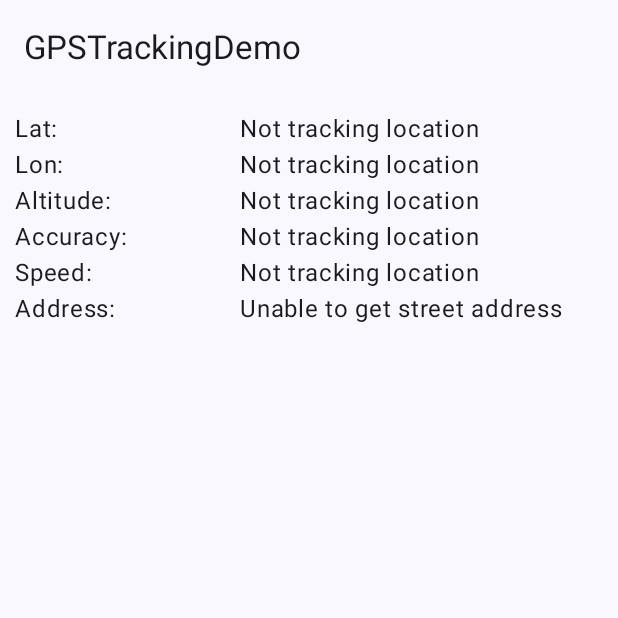
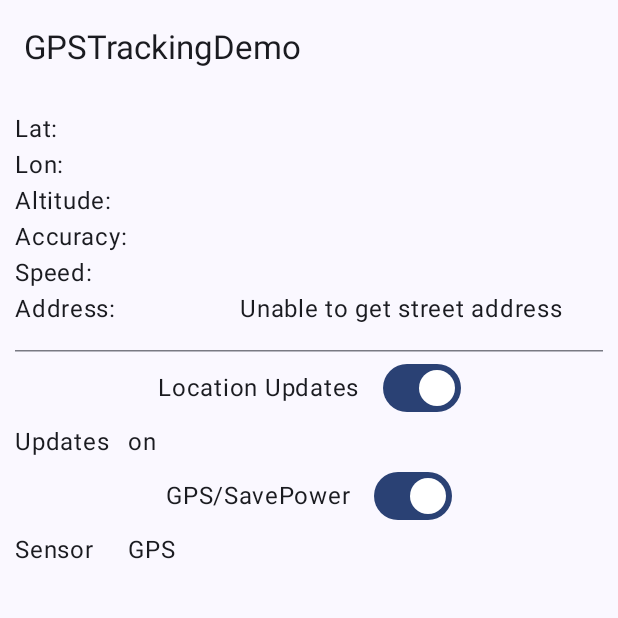
Before and after one commit to SRStott/AndroidAss3Part2, an Android app built with Jetpack Compose: the screen it shows after launch (MainActivity), on a phone screen of 412 x 824 dp, the top half of it. Run offline under Robolectric (Android 15) with nearby library versions, the phone set to English and light mode, and no system bars.

Commit message:
Added location controls

```diff
--- a/app/src/main/java/com/example/ass3part2/LocationViewModel.kt
+++ b/app/src/main/java/com/example/ass3part2/LocationViewModel.kt
@@ -76,7 +76,9 @@ class LocationViewModel(
             .orElse(UNABLE_TO_GET_STREET_ADDRESS)
     }
 
-    val currentLocation: MutableState<Location?> = mutableStateOf(null);
+    val isTracking = mutableStateOf(false)
+    val currentLocationRequest: MutableState<LocationRequest?> = mutableStateOf(null)
+    val currentLocation: MutableState<Location?> = mutableStateOf(null)
     val currentAddress: MutableState<String?> = mutableStateOf(UNABLE_TO_GET_STREET_ADDRESS)
     val locationList = mutableStateListOf<Location>()
 
@@ -132,6 +134,8 @@ class LocationViewModel(
                     locationListener,
                     Looper.getMainLooper()
                 )
+            isTracking.value = true
+            currentLocationRequest.value = locationRequest
         } else {
             throw Assignment3Exception("App does not have location permissions")
         }
@@ -139,6 +143,7 @@ class LocationViewModel(
 
     fun stopListeningLocation() {
         fusedLocationProviderClient.removeLocationUpdates(locationListener)
+        isTracking.value = false
     }
 
     fun useLocationRequest(locationRequest: LocationRequest, context: Context) {
--- a/app/src/main/java/com/example/ass3part2/ui/screens/MainScreen.kt
+++ b/app/src/main/java/com/example/ass3part2/ui/screens/MainScreen.kt
@@ -1,13 +1,19 @@
 package com.example.ass3part2.ui.screens
 
 import android.location.Location
+import androidx.compose.foundation.layout.Arrangement
 import androidx.compose.foundation.layout.Column
 import androidx.compose.foundation.layout.Row
+import androidx.compose.foundation.layout.fillMaxWidth
 import androidx.compose.foundation.layout.padding
 import androidx.compose.foundation.layout.width
+import androidx.compose.material3.HorizontalDivider
+import androidx.compose.material3.Switch
 import androidx.compose.material3.Text
 import androidx.compose.runtime.Composable
+import androidx.compose.ui.Alignment
 import androidx.compose.ui.Modifier
+import androidx.compose.ui.platform.LocalContext
 import androidx.compose.ui.unit.dp
 import com.example.ass3part2.LocationViewModel
 
@@ -19,13 +25,84 @@ fun MainScreen(locationViewModel: LocationViewModel) {
     ) {
         LocationDetails(
             location = locationViewModel.currentLocation.value,
-            locationViewModel.currentAddress.value
+            locationViewModel.currentAddress.value,
+            locationViewModel.isTracking.value
         )
+
+        HorizontalDivider(modifier = Modifier.padding(top = 15.dp))
+
+        LocationControls(locationViewModel)
     }
 }
 
 @Composable
-fun LocationDetails(location: Location?, address: String?) {
+fun LocationControls(locationViewModel: LocationViewModel) {
+    val context = LocalContext.current
+
+    Column {
+        // Location On and Off
+        Row(
+            horizontalArrangement = Arrangement.Center,
+            verticalAlignment = Alignment.CenterVertically,
+            modifier = Modifier.fillMaxWidth(1f)
+        ) {
+            Text(
+                text = "Location Updates",
+                modifier = Modifier.padding(end = 15.dp)
+            )
+            Switch(checked = locationViewModel.isTracking.value, onCheckedChange = { checked ->
+                if (checked) {
+                    locationViewModel.startListeningLocation(
+                        locationViewModel.currentLocationRequest.value
+                            ?: LocationViewModel.locationRequestHighAccuracy,
+                        context
+                    )
+                } else {
+                    locationViewModel.stopListeningLocation()
+                }
+            })
+        }
+        Row {
+            Text(text = "Updates", Modifier.width(75.dp))
+            Text(text = if (locationViewModel.isTracking.value) "on" else "off")
+        }
+
+        // Location accuracy
+        val isHighAccuracy = LocationViewModel.locationRequestHighAccuracy === locationViewModel.currentLocationRequest.value
+        Row(
+            horizontalArrangement = Arrangement.Center,
+            verticalAlignment = Alignment.CenterVertically,
+            modifier = Modifier.fillMaxWidth(1f)
+        ) {
+            Text(
+                text = "GPS/SavePower",
+                modifier = Modifier.padding(end = 15.dp)
+            )
+            Switch(checked = isHighAccuracy, onCheckedChange = { checked ->
+                if (checked) {
+                    locationViewModel.useLocationRequest(
+                        LocationViewModel.locationRequestHighAccuracy,
+                        context
+                    )
+                } else {
+                    locationViewModel.useLocationRequest(
+                        LocationViewModel.locationRequestBalancedPowerAccuracy,
+                        context
+                    )
+                }
+            })
+        }
+        Row {
+            Text(text = "Sensor", Modifier.width(75.dp))
+            Text(
+                text = if (isHighAccuracy) "GPS" else "Cell Tower + WiFi"
+            )
+        }
+    }
+}
+
+@Composable
+fun LocationDetails(location: Location?, address: String?, isTracking: Boolean) {
     @Composable
     fun LocationValueText(title: String, value: Any?) {
         Row {
@@ -35,7 +112,7 @@ fun LocationDetails(location: Location?, address: String?) {
                     .width(150.dp)
             )
 
-            Text(text = value?.toString() ?: "Not tracking location")
+            Text(text = if (isTracking) value?.toString() ?: "" else "Not tracking location")
         }
     }
 
```
